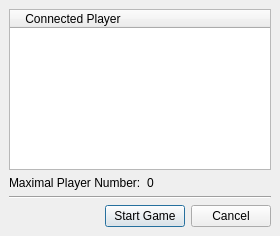
Above: src/gui/qt/startnetworkgamedialog.ui from pokerth/pokerth before the change. Below: the same form after it.
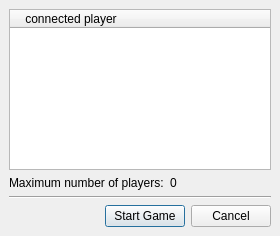
That is the form after the change.

Diff of the .ui file:
```diff
--- a/src/gui/qt/startnetworkgamedialog.ui
+++ b/src/gui/qt/startnetworkgamedialog.ui
@@ -22,7 +22,7 @@
    <item row="1" column="0" >
     <widget class="QLabel" name="label" >
      <property name="text" >
-      <string>Maximal Player Number:</string>
+      <string>Maximum number of players:</string>
      </property>
     </widget>
    </item>
@@ -67,7 +67,7 @@
     <widget class="QTreeWidget" name="treeWidget" >
      <column>
       <property name="text" >
-       <string>    Connected Player    </string>
+       <string>    connected player    </string>
       </property>
      </column>
     </widget>
```
